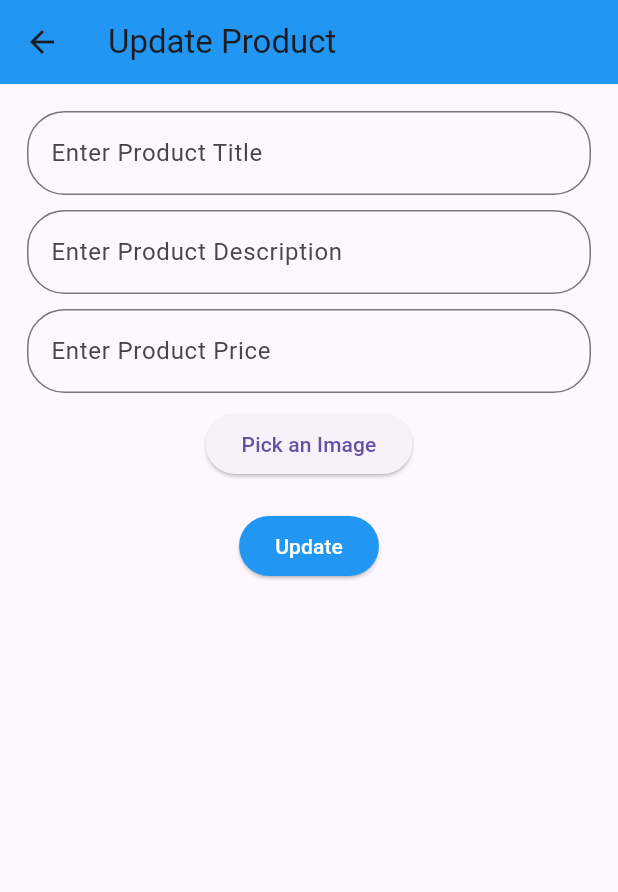
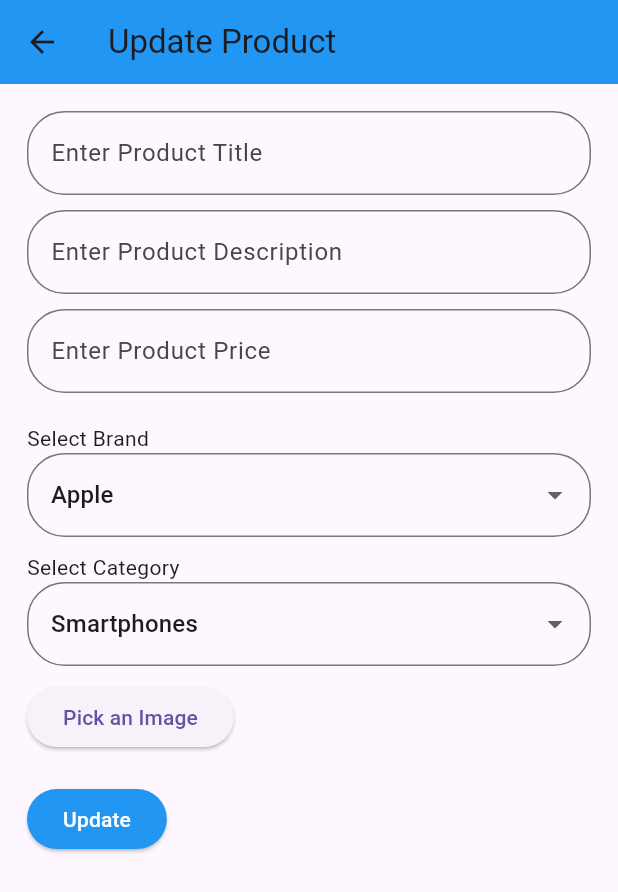
Before and after one commit to bipin24746/mobile_vault, a Flutter app: the UpdateProduct screen opened directly with empty values, on a phone screen of 412 x 824 dp. Shown: the top 892 px of the screen. Run offline on Flutter 3.47's test engine with Material 3 defaults, Android fonts, the light colour scheme and no system bars; our stand-ins replace cloud_firestore, firebase_auth, firebase_core, firebase_storage, image_picker; accounts and stored records are empty.

Commit message:
all errors of admin resolved

```diff
--- a/lib/panels/admin/screens/ManageProducts/readProducts.dart
+++ b/lib/panels/admin/screens/ManageProducts/readProducts.dart
@@ -88,6 +88,8 @@ class _ReadProductsState extends State<ReadProducts> {
                     initialTitle: map['productTitle'] ?? '',
                     initialDescription: map['productDescription'] ?? '',
                     initialPrice: map['productPrice'] ?? '',
+                    initialCategories: '',
+                    initialBrands: '',
                   ),
                 ),
               );
--- a/lib/panels/admin/screens/ManageProducts/updateProduct.dart
+++ b/lib/panels/admin/screens/ManageProducts/updateProduct.dart
@@ -1,42 +1,91 @@
 import 'dart:io';
 import 'package:flutter/material.dart';
+import 'package:image_picker/image_picker.dart';
 import 'package:mobile_vault/services/database_product.dart';
-import 'package:image_picker/image_picker.dart';
 
-class UpdateProduct extends StatelessWidget {
+class UpdateProduct extends StatefulWidget {
   final String docId;
   final String initialTitle;
   final String initialDescription;
   final String initialPrice;
+  final String initialBrands;
+  final String initialCategories;
+  final File? selectedImage;
 
   UpdateProduct({
     required this.docId,
     required this.initialTitle,
     required this.initialDescription,
     required this.initialPrice,
+    required this.initialCategories,
+    required this.initialBrands,
+    this.selectedImage,
     super.key,
   });
 
+  @override
+  _UpdateProductState createState() => _UpdateProductState();
+}
+
+class _UpdateProductState extends State<UpdateProduct> {
+  // Text controllers
   final TextEditingController productTitle = TextEditingController();
   final TextEditingController productDescription = TextEditingController();
   final TextEditingController productPrice = TextEditingController();
   File? selectedImage;
 
+  // Dropdown variables
+  String? selectedBrand;
+  String? selectedCategory;
+
+  // Dropdown items
+  final List<String> brands = [
+    'Apple',
+    'Samsung',
+    'Huawei',
+    'Xiaomi',
+    'OnePlus'
+  ];
+  final List<String> categories = [
+    'Smartphones',
+    'Tablets',
+    'Accessories',
+    'Chargers'
+  ];
+
+  @override
+  @override
+  void initState() {
+    super.initState();
+
+    // Initialize text fields with initial values
+    productTitle.text = widget.initialTitle;
+    productDescription.text = widget.initialDescription;
+    productPrice.text = widget.initialPrice;
+
+    // Check and set initial dropdown values or set defaults
+    selectedBrand = brands.contains(widget.initialBrands)
+        ? widget.initialBrands
+        : brands.first;
+    selectedCategory = categories.contains(widget.initialCategories)
+        ? widget.initialCategories
+        : categories.first;
+
+    selectedImage = widget.selectedImage;
+  }
+
   @override
   Widget build(BuildContext context) {
-    // Set initial values for controllers
-    productTitle.text = initialTitle;
-    productDescription.text = initialDescription;
-    productPrice.text = initialPrice;
-
     return Scaffold(
       appBar: AppBar(
         title: Text("Update Product"),
         backgroundColor: Colors.blue,
       ),
-      body: Padding(
+      body: SingleChildScrollView(
+        child: Padding(
           padding: const EdgeInsets.all(18.0),
           child: Column(
+            crossAxisAlignment: CrossAxisAlignment.start,
             children: [
               TextFormField(
                 controller: productTitle,
@@ -68,6 +117,53 @@ class UpdateProduct extends StatelessWidget {
                 ),
                 keyboardType: TextInputType.number,
               ),
+
+              const SizedBox(height: 20),
+              // Brand Dropdown
+              Text("Select Brand"),
+              DropdownButtonFormField<String>(
+                value: selectedBrand,
+                items: brands.map((String brand) {
+                  return DropdownMenuItem(
+                    value: brand,
+                    child: Text(brand),
+                  );
+                }).toList(),
+                onChanged: (value) {
+                  setState(() {
+                    selectedBrand = value;
+                  });
+                },
+                decoration: InputDecoration(
+                  border: OutlineInputBorder(
+                    borderRadius: BorderRadius.circular(25),
+                  ),
+                ),
+              ),
+
+              const SizedBox(height: 10),
+              // Category Dropdown
+              Text("Select Category"),
+              DropdownButtonFormField<String>(
+                value: selectedCategory,
+                items: categories.map((String category) {
+                  return DropdownMenuItem(
+                    value: category,
+                    child: Text(category),
+                  );
+                }).toList(),
+                onChanged: (value) {
+                  setState(() {
+                    selectedCategory = value;
+                  });
+                },
+                decoration: InputDecoration(
+                  border: OutlineInputBorder(
+                    borderRadius: BorderRadius.circular(25),
+                  ),
+                ),
+              ),
+
               const SizedBox(height: 10),
               ElevatedButton(
                 onPressed: () async {
@@ -75,7 +171,9 @@ class UpdateProduct extends StatelessWidget {
                   final XFile? imageFile =
                       await _picker.pickImage(source: ImageSource.gallery);
                   if (imageFile != null) {
+                    setState(() {
                       selectedImage = File(imageFile.path);
+                    });
                   }
                 },
                 child: Text("Pick an Image"),
@@ -88,31 +186,33 @@ class UpdateProduct extends StatelessWidget {
               const SizedBox(height: 20),
               ElevatedButton(
                 style: ElevatedButton.styleFrom(backgroundColor: Colors.blue),
-              onPressed: () {
-                DatabaseProduct()
-                    .updateProduct(
-                  docId,
+                onPressed: () async {
+                  try {
+                    await DatabaseProduct().updateProduct(
+                      widget.docId,
                       productTitle.text,
                       productDescription.text,
                       productPrice.text,
                       selectedImage,
-                )
-                    .then((_) {
+                      selectedBrand!,
+                      selectedCategory!,
+                    );
                     ScaffoldMessenger.of(context).showSnackBar(
                       SnackBar(content: Text("Product Updated Successfully!")),
                     );
                     Navigator.pop(context);
-                }).catchError((error) {
+                  } catch (e) {
                     ScaffoldMessenger.of(context).showSnackBar(
-                    SnackBar(content: Text("Update Failed: $error")),
+                      SnackBar(content: Text("Update Failed: $e")),
                     );
-                });
+                  }
                 },
                 child: Text("Update", style: TextStyle(color: Colors.white)),
               ),
             ],
           ),
         ),
+      ),
     );
   }
 }
--- a/pubspec.yaml
+++ b/pubspec.yaml
@@ -40,6 +40,7 @@ dependencies:
   cloud_firestore: ^5.4.4
   image_picker: ^1.1.2
   firebase_storage: ^12.3.4
+  dropdown_button2: ^2.3.9
 
 dev_dependencies:
   flutter_test:
```
Also changed, not shown: lib/panels/admin/screens/ManageProducts/add_Product.dart (+75 -1 lines), lib/panels/admin/screens/ManageProducts/deleteProducts.dart (+14 -6 lines), lib/services/database_product.dart (+26 -3 lines), pubspec.lock. Lines whose indentation alone changed are shown as unchanged.
